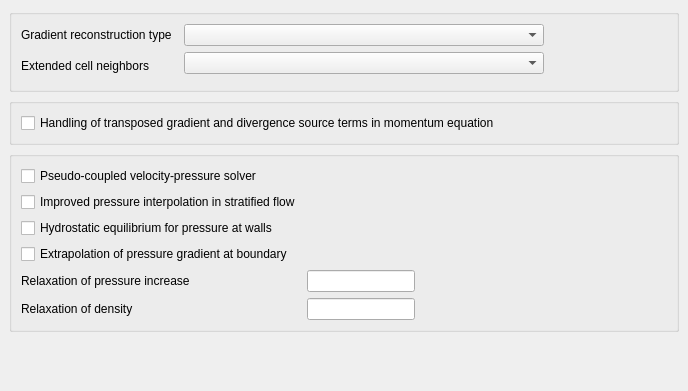
This is gui/Pages/NumericalParamGlobalForm.ui in code-saturne/code_saturne as Qt 5 draws it before an edit. The edited form follows.
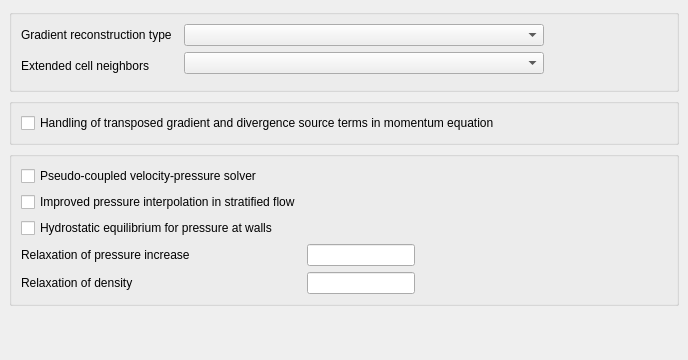
This is the edited form.

Commit message: Remove boundary pressure extrapolation option from GUI-defined options.

The edit to the form file:
```diff
--- a/gui/Pages/NumericalParamGlobalForm.ui
+++ b/gui/Pages/NumericalParamGlobalForm.ui
@@ -7,7 +7,7 @@
     <x>0</x>
     <y>0</y>
     <width>688</width>
-    <height>391</height>
+    <height>360</height>
    </rect>
   </property>
   <property name="windowTitle">
@@ -152,16 +152,6 @@
         </property>
        </widget>
       </item>
-      <item row="4" column="0">
-       <widget class="QLabel" name="labelRELAXP">
-        <property name="toolTip">
-         <string>&lt;html&gt;&lt;head/&gt;&lt;body&gt;&lt;p&gt;&lt;span style=&quot; font-size:9pt;&quot;&gt;Define the relaxation coefficient of the pressure, in case of unsteady algorithm. Its default value is 1 for the pressure.&lt;/span&gt;&lt;/p&gt;&lt;/body&gt;&lt;/html&gt;</string>
-        </property>
-        <property name="text">
-         <string>Relaxation of pressure increase</string>
-        </property>
-       </widget>
-      </item>
       <item row="0" column="2">
        <spacer>
         <property name="orientation">
@@ -175,6 +165,16 @@
         </property>
        </spacer>
       </item>
+      <item row="3" column="0">
+       <widget class="QLabel" name="labelRELAXP">
+        <property name="toolTip">
+         <string>&lt;html&gt;&lt;head/&gt;&lt;body&gt;&lt;p&gt;&lt;span style=&quot; font-size:9pt;&quot;&gt;Define the relaxation coefficient of the pressure, in case of unsteady algorithm. Its default value is 1 for the pressure.&lt;/span&gt;&lt;/p&gt;&lt;/body&gt;&lt;/html&gt;</string>
+        </property>
+        <property name="text">
+         <string>Relaxation of pressure increase</string>
+        </property>
+       </widget>
+      </item>
       <item row="0" column="0">
        <widget class="QCheckBox" name="checkBoxIPUCOU">
         <property name="toolTip">
@@ -185,7 +185,7 @@
         </property>
        </widget>
       </item>
-      <item row="4" column="1">
+      <item row="3" column="1">
        <widget class="QLineEdit" name="lineEditRELAXP">
         <property name="sizePolicy">
          <sizepolicy hsizetype="Fixed" vsizetype="Fixed">
@@ -204,7 +204,7 @@
         </property>
        </widget>
       </item>
-      <item row="5" column="0">
+      <item row="4" column="0">
        <widget class="QLabel" name="labelSRROM">
         <property name="toolTip">
          <string>&lt;html&gt;&lt;head/&gt;&lt;body&gt;&lt;p&gt;&lt;span style=&quot; font-size:9pt;&quot;&gt;Define the sub-relaxation coefficient &lt;/span&gt;&lt;span style=&quot; font-size:9pt; font-weight:600;&quot;&gt;SRROM&lt;/span&gt;&lt;span style=&quot; font-size:9pt;&quot;&gt; for the density, in case of gas combustion, pulverized coal or electric arcs: &lt;/span&gt;&lt;/p&gt;&lt;p&gt;&lt;span style=&quot; font-size:9pt; font-weight:600;&quot;&gt;rho&lt;/span&gt;&lt;span style=&quot; font-size:9pt; font-weight:600; vertical-align:super;&quot;&gt;n+1&lt;/span&gt;&lt;span style=&quot; font-size:9pt; font-weight:600;&quot;&gt; = SRROM * rho&lt;/span&gt;&lt;span style=&quot; font-size:9pt; font-weight:600; vertical-align:super;&quot;&gt;n&lt;/span&gt;&lt;span style=&quot; font-size:9pt; font-weight:600;&quot;&gt; + (1-SRROM) * rho&lt;/span&gt;&lt;span style=&quot; font-size:9pt; font-weight:600; vertical-align:super;&quot;&gt;n+1&lt;/span&gt;&lt;/p&gt;&lt;p&gt;&lt;span style=&quot; font-size:9pt;&quot;&gt;(Code_Saturne key word: &lt;/span&gt;&lt;span style=&quot; font-size:9pt; font-weight:600;&quot;&gt;SRROM&lt;/span&gt;&lt;span style=&quot; font-size:9pt;&quot;&gt;)&lt;/span&gt;&lt;/p&gt;&lt;/body&gt;&lt;/html&gt;</string>
@@ -214,7 +214,7 @@
         </property>
        </widget>
       </item>
-      <item row="5" column="1">
+      <item row="4" column="1">
        <widget class="QLineEdit" name="lineEditSRROM">
         <property name="sizePolicy">
          <sizepolicy hsizetype="Fixed" vsizetype="Fixed">
@@ -233,16 +233,6 @@
         </property>
        </widget>
       </item>
-      <item row="3" column="0">
-       <widget class="QCheckBox" name="checkBoxEXTRAG">
-        <property name="toolTip">
-         <string>&lt;html&gt;&lt;head/&gt;&lt;body&gt;&lt;p&gt;&lt;span style=&quot; font-size:9pt;&quot;&gt;Choose the extrapolation of pressure gradient on domain boundary:&lt;br/&gt;- Homogeneous Neumann calculated at first-order,&lt;br/&gt;- Gradient extrapolation (gradient at the boundary face equal to the gradient in the neighbour cell), calculated at second-order in the case of an orthogonal mesh and at first-order otherwise. It can correct the non-physical velocities that appear on horizontal walls when there is a variable density and gravity.&lt;/span&gt;&lt;/p&gt;&lt;/body&gt;&lt;/html&gt;</string>
-        </property>
-        <property name="text">
-         <string>Extrapolation of pressure gradient at boundary</string>
-        </property>
-       </widget>
-      </item>
      </layout>
     </widget>
    </item>
```
The commit also changes 9 other files.
